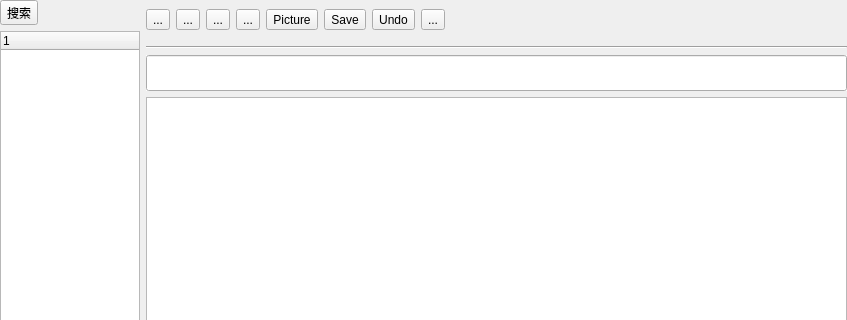
kevinWu7/LifeNote, file App/windows/mainwindow.ui: the form before one commit; both pictures show x 0 to 847 and y 0 to 320 of the 847 by 570 pixel window.
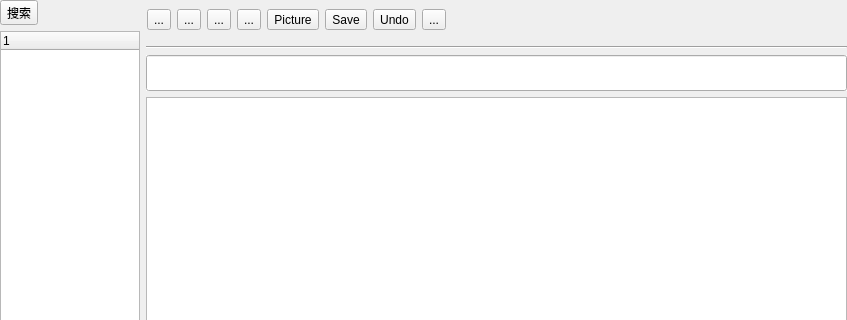
The form after the commit.

Commit message: adjust titlbar-qtoolbutton  ui

The edit to the form file:
```diff
--- a/App/windows/mainwindow.ui
+++ b/App/windows/mainwindow.ui
@@ -153,7 +153,7 @@
             </property>
             <layout class="QHBoxLayout" name="horizontalLayout">
              <property name="leftMargin">
-              <number>0</number>
+              <number>1</number>
              </property>
              <property name="topMargin">
               <number>0</number>
@@ -187,6 +187,9 @@
                <property name="popupMode">
                 <enum>QToolButton::DelayedPopup</enum>
                </property>
+               <property name="arrowType">
+                <enum>Qt::NoArrow</enum>
+               </property>
               </widget>
              </item>
              <item>
@@ -232,6 +235,9 @@
                <property name="text">
                 <string>...</string>
                </property>
+               <property name="checkable">
+                <bool>false</bool>
+               </property>
               </widget>
              </item>
              <item>
@@ -239,6 +245,9 @@
                <property name="text">
                 <string>Picture</string>
                </property>
+               <property name="checkable">
+                <bool>false</bool>
+               </property>
               </widget>
              </item>
              <item>
@@ -246,6 +255,9 @@
                <property name="text">
                 <string>Save</string>
                </property>
+               <property name="checkable">
+                <bool>false</bool>
+               </property>
               </widget>
              </item>
              <item>
@@ -253,6 +265,9 @@
                <property name="text">
                 <string>Undo</string>
                </property>
+               <property name="checkable">
+                <bool>false</bool>
+               </property>
               </widget>
              </item>
              <item>
@@ -260,6 +275,9 @@
                <property name="text">
                 <string>...</string>
                </property>
+               <property name="checkable">
+                <bool>false</bool>
+               </property>
               </widget>
              </item>
              <item>
```
Left out of the diff: 3 changed lines with no effect on the pictures. The commit also changes 1 other file.
